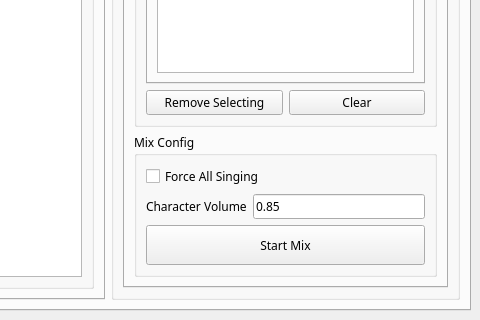
chinosk6/umamusume-voice-text-extractor, file gui/qtui/main_ui.ui: the form before one commit; both pictures show x 502 to 982 and y 414 to 734 of the 982 by 734 pixel window.
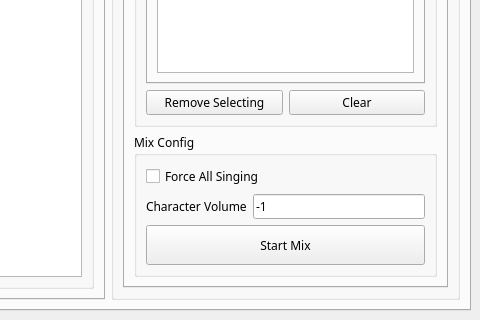
The form after the commit. The open tabs and pages were chosen to show the change. Custom widgets are drawn as their Qt base class.

Commit message: GUI - live music mixer: Add loudness balance

```diff
--- a/gui/qtui/main_ui.ui
+++ b/gui/qtui/main_ui.ui
@@ -932,8 +932,17 @@
                         </item>
                         <item row="1" column="1">
                          <widget class="QLineEdit" name="lineEdit_chara_vol">
+                          <property name="toolTip">
+                           <string>Leave blank to automatically balance the loudness. -1 will not change volume. 1.0 is the full volume.</string>
+                          </property>
+                          <property name="inputMask">
+                           <string/>
+                          </property>
                           <property name="text">
-                           <string>0.85</string>
+                           <string>-1</string>
+                          </property>
+                          <property name="placeholderText">
+                           <string>Leave blank to automatically balance the loudness. -1 will not change volume. 1.0 is the full volume.</string>
                           </property>
                          </widget>
                         </item>
```
Left out of the diff: 2 changed lines with no effect on the pictures. The commit also changes 7 other files.
